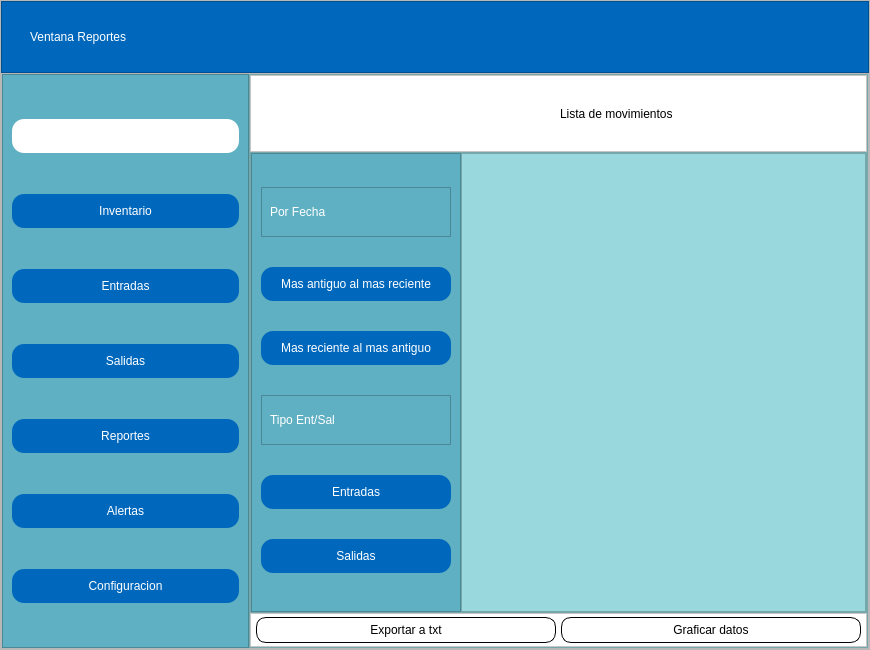
First picture: the form in ui/ventana_reportes.ui, repository https-Contreras/Inventario-Pyme, before the edit.
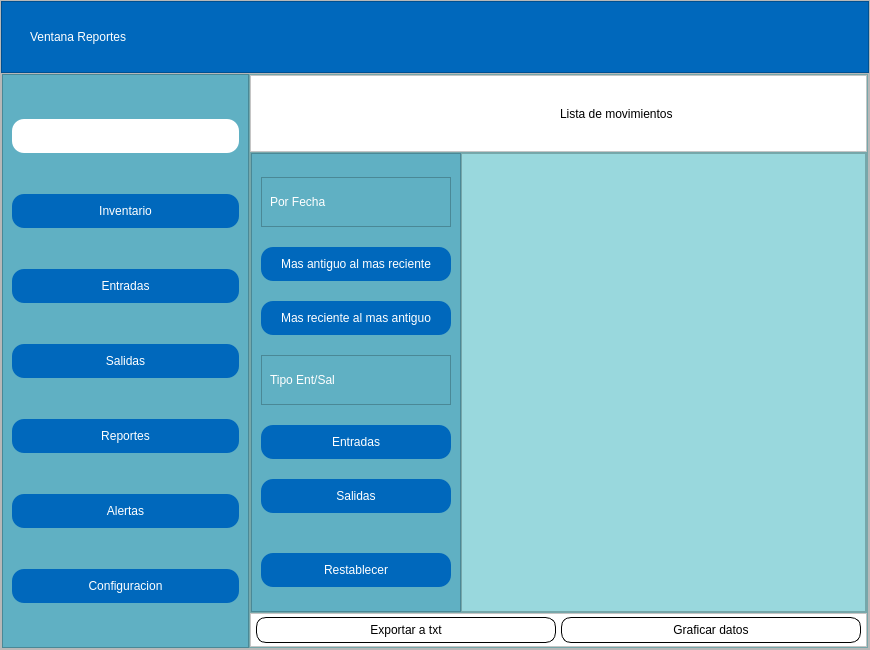
Second picture: the form after the edit. Icons and pictures are not drawn.

Commit message: Modificaciones en ventanas, boton restablecer, table en ventana principal

Patch:
```diff
--- a/ui/ventana_reportes.ui
+++ b/ui/ventana_reportes.ui
@@ -702,8 +702,8 @@
                     </property>
                     <property name="iconSize">
                      <size>
-                      <width>30</width>
-                      <height>30</height>
+                      <width>35</width>
+                      <height>35</height>
                      </size>
                     </property>
                    </widget>
@@ -719,8 +719,8 @@
                     </property>
                     <property name="iconSize">
                      <size>
-                      <width>30</width>
-                      <height>30</height>
+                      <width>35</width>
+                      <height>35</height>
                      </size>
                     </property>
                    </widget>
@@ -821,6 +821,36 @@
                     </property>
                    </widget>
                   </item>
+                  <item>
+                   <spacer name="horizontalSpacer_6">
+                    <property name="orientation">
+                     <enum>Qt::Horizontal</enum>
+                    </property>
+                    <property name="sizeHint" stdset="0">
+                     <size>
+                      <width>40</width>
+                      <height>20</height>
+                     </size>
+                    </property>
+                   </spacer>
+                  </item>
+                  <item>
+                   <widget class="QPushButton" name="btn_restablecer">
+                    <property name="text">
+                     <string>Restablecer</string>
+                    </property>
+                    <property name="icon">
+                     <iconset>
+                      <normaloff>../models/restablecer.svg</normaloff>../models/restablecer.svg</iconset>
+                    </property>
+                    <property name="iconSize">
+                     <size>
+                      <width>30</width>
+                      <height>30</height>
+                     </size>
+                    </property>
+                   </widget>
+                  </item>
                  </layout>
                 </widget>
                </item>
```
The commit also changes 16 other files.
